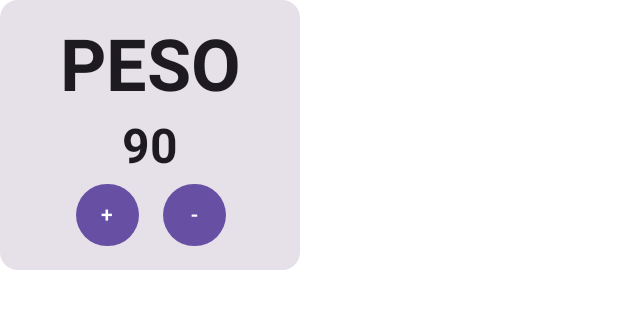
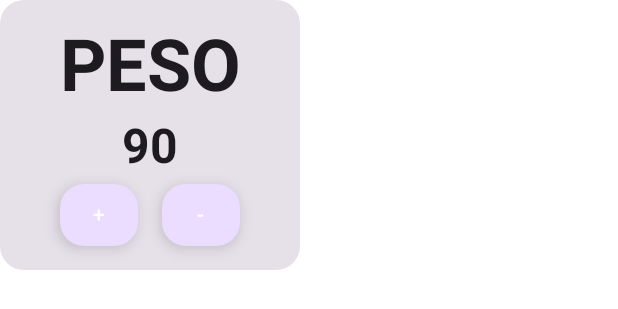
Before and after one commit to programacion-android/curso_android_compose_aristidev, an Android app built with Jetpack Compose: the @Preview function ConterCardPreview, on a phone screen of 412 x 824 dp. Shown: the top 309 px of the screen. Run offline under Robolectric (Android 15) with nearby library versions, the phone set to English and light mode, and no system bars; libraries missing offline, so code that uses them is left out: com.example; 4 statements that could not run were skipped.

Commit message:
Commit5: Ultimando detalles version2 IMCApp

```diff
--- a/app/src/main/java/com/example/CursoComposeAristiDev/features/IMC/composables/CounterSelector.kt
+++ b/app/src/main/java/com/example/CursoComposeAristiDev/features/IMC/composables/CounterSelector.kt
@@ -2,24 +2,28 @@ package com.example.CursoComposeAristiDev.features.IMC.composables
 
 import androidx.compose.foundation.layout.Arrangement
 import androidx.compose.foundation.layout.Column
-import androidx.compose.foundation.layout.PaddingValues
 import androidx.compose.foundation.layout.Row
 import androidx.compose.foundation.layout.fillMaxWidth
 import androidx.compose.foundation.layout.height
 import androidx.compose.foundation.layout.padding
 import androidx.compose.foundation.layout.size
 import androidx.compose.foundation.layout.width
-import androidx.compose.material3.Button
+import androidx.compose.foundation.shape.RoundedCornerShape
 import androidx.compose.material3.Card
 import androidx.compose.material3.CardDefaults
+import androidx.compose.material3.FloatingActionButton
 import androidx.compose.material3.Text
 import androidx.compose.runtime.Composable
 import androidx.compose.ui.Alignment
 import androidx.compose.ui.Modifier
+import androidx.compose.ui.graphics.Color
 import androidx.compose.ui.text.font.FontWeight
 import androidx.compose.ui.tooling.preview.Preview
 import androidx.compose.ui.unit.dp
 import androidx.compose.ui.unit.sp
+import com.example.CursoComposeAristiDev.ui.theme.colorBackgroundComponent
+import com.example.CursoComposeAristiDev.ui.theme.colorControl
+import com.example.CursoComposeAristiDev.ui.theme.colorSecondaryText
 import com.example.CursoComposeAristiDev.ui.theme.colorUnSelectedCard
 
 
@@ -66,7 +70,10 @@ fun CounterCard(
     onMinus: () -> Unit
 ) {
     Card(modifier.height(180.dp),
-        colors= CardDefaults.cardColors(containerColor = colorUnSelectedCard)) {
+        shape = RoundedCornerShape(16.dp),
+        colors= CardDefaults.cardColors(
+            containerColor = colorBackgroundComponent
+        )) {
         Column(
             Modifier
                 .fillMaxWidth()
@@ -75,20 +82,39 @@ fun CounterCard(
             horizontalAlignment = Alignment.CenterHorizontally
         ) {
             //Mejora4. Aumentar tamaño fuente textos: title y value
-            Text(title, fontSize = 48.sp, fontWeight = FontWeight.Bold)
+            Text(title, fontSize = 48.sp, fontWeight = FontWeight.Bold,color= colorSecondaryText)
             Text(value.toString(), fontSize = 32.sp, fontWeight = FontWeight.Bold)
 
             //Mejora3. Botones redondos
             //Mejora1.Forma2. Dejar espacio entre los botones
             Row(horizontalArrangement = Arrangement.spacedBy(16.dp)) {
-                Button(onClick = {onPlus()}, modifier = Modifier.size(42.dp),
+                FloatingActionButton(onClick = {onPlus()},
+                    modifier = Modifier.size(52.dp),
+                    shape=RoundedCornerShape(16.dp),
+                    containerColor = colorControl,
+                    contentColor=Color.White
+                ) {
+                    Text("+")
+                }
+                FloatingActionButton(onClick = {onMinus()},
+                    modifier = Modifier.size(52.dp),
+                    shape=RoundedCornerShape(16.dp),
+                    containerColor = colorControl,
+                    contentColor=Color.White
+                ) {
+                    Text("-")
+                }
+              /* Button(onClick = {onPlus()},
+                   modifier = Modifier.size(42.dp),
                     contentPadding = PaddingValues(0.dp)) {
                     Text("+")
                 }
                 Button(onClick = {onMinus()}, modifier = Modifier.size(42.dp),
                     contentPadding = PaddingValues(0.dp)) {
                     Text("-")
-                }
+                }*/
+
+
             }
             //Mejora1.Forma1. Dejar espacio entre los botones
             /*Row(modifier= Modifier.fillMaxWidth(),
```
Also changed, not shown: app/src/main/java/com/example/CursoComposeAristiDev/features/IMC/IMCResultScreen.kt (+32 -8 lines), app/src/main/java/com/example/CursoComposeAristiDev/features/IMC/IMCScreen.kt (+42 -14 lines), app/src/main/java/com/example/CursoComposeAristiDev/features/IMC/composables/GenderSeletor.kt (+14 -3 lines), app/src/main/java/com/example/CursoComposeAristiDev/features/IMC/composables/HeightSelector.kt (+21 -6 lines), app/src/main/java/com/example/CursoComposeAristiDev/ui/theme/Color.kt (+11 -4 lines).
